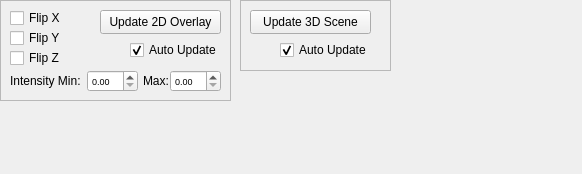
First picture: the form in src/minder3d/lib/sovVisualizationPanelWidget.ui, repository aylward/Minder3D, before the edit.
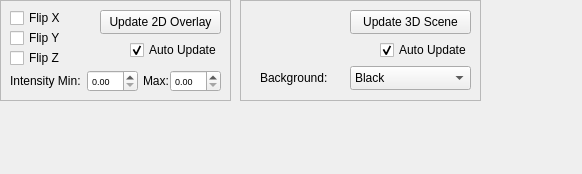
Second picture: the form after the edit.

Patch:
```diff
--- a/src/minder3d/lib/sovVisualizationPanelWidget.ui
+++ b/src/minder3d/lib/sovVisualizationPanelWidget.ui
@@ -214,8 +214,8 @@
     <rect>
      <x>240</x>
      <y>0</y>
-     <width>151</width>
-     <height>71</height>
+     <width>241</width>
+     <height>101</height>
     </rect>
    </property>
    <property name="frameShape">
@@ -227,7 +227,7 @@
    <widget class="QCheckBox" name="vizAutoUpdate3DSceneCheckBox">
     <property name="geometry">
      <rect>
-      <x>40</x>
+      <x>140</x>
       <y>40</y>
       <width>91</width>
       <height>20</height>
@@ -243,7 +243,7 @@
    <widget class="QPushButton" name="vizUpdate3DSceneButton">
     <property name="geometry">
      <rect>
-      <x>10</x>
+      <x>110</x>
       <y>10</y>
       <width>121</width>
       <height>24</height>
@@ -253,6 +253,54 @@
      <string>Update 3D Scene</string>
     </property>
    </widget>
+   <widget class="QComboBox" name="vizView3DBackgroundComboBox">
+    <property name="geometry">
+     <rect>
+      <x>110</x>
+      <y>66</y>
+      <width>121</width>
+      <height>24</height>
+     </rect>
+    </property>
+    <property name="font">
+     <font>
+      <pointsize>9</pointsize>
+     </font>
+    </property>
+    <item>
+     <property name="text">
+      <string>Black</string>
+     </property>
+    </item>
+    <item>
+     <property name="text">
+      <string>Grey</string>
+     </property>
+    </item>
+    <item>
+     <property name="text">
+      <string>White</string>
+     </property>
+    </item>
+    <item>
+     <property name="text">
+      <string>Blue-Grey</string>
+     </property>
+    </item>
+   </widget>
+   <widget class="QLabel" name="vizIntensityMinLabel_2">
+    <property name="geometry">
+     <rect>
+      <x>20</x>
+      <y>70</y>
+      <width>81</width>
+      <height>16</height>
+     </rect>
+    </property>
+    <property name="text">
+     <string>Background:</string>
+    </property>
+   </widget>
   </widget>
  </widget>
  <resources/>
```
